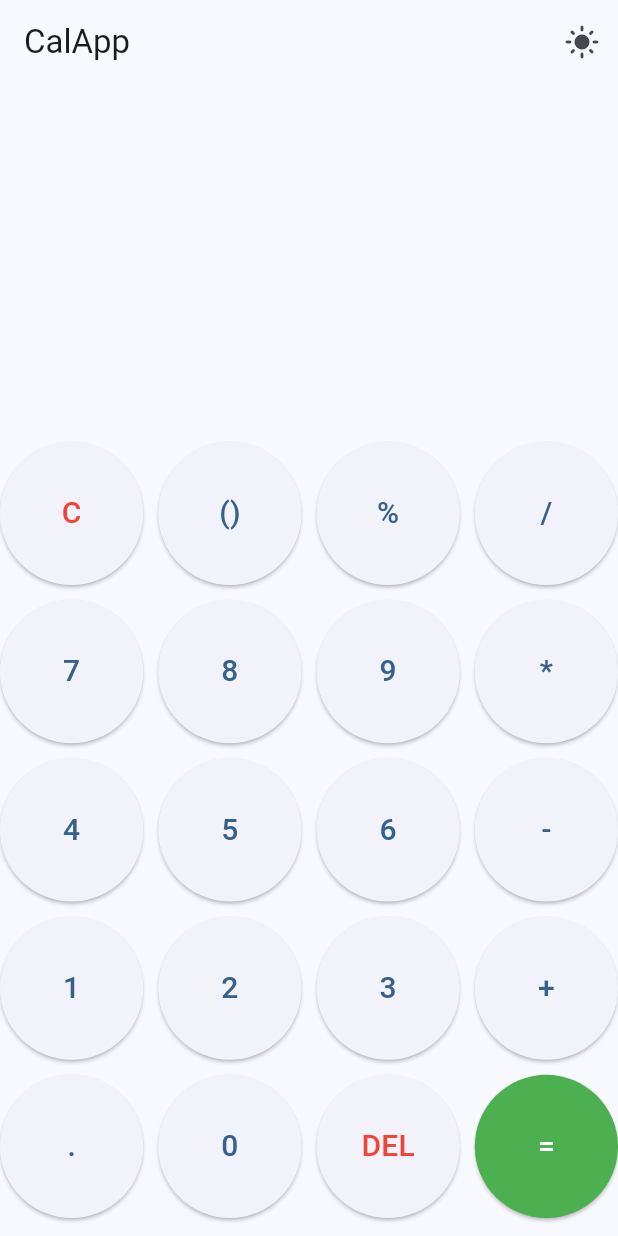
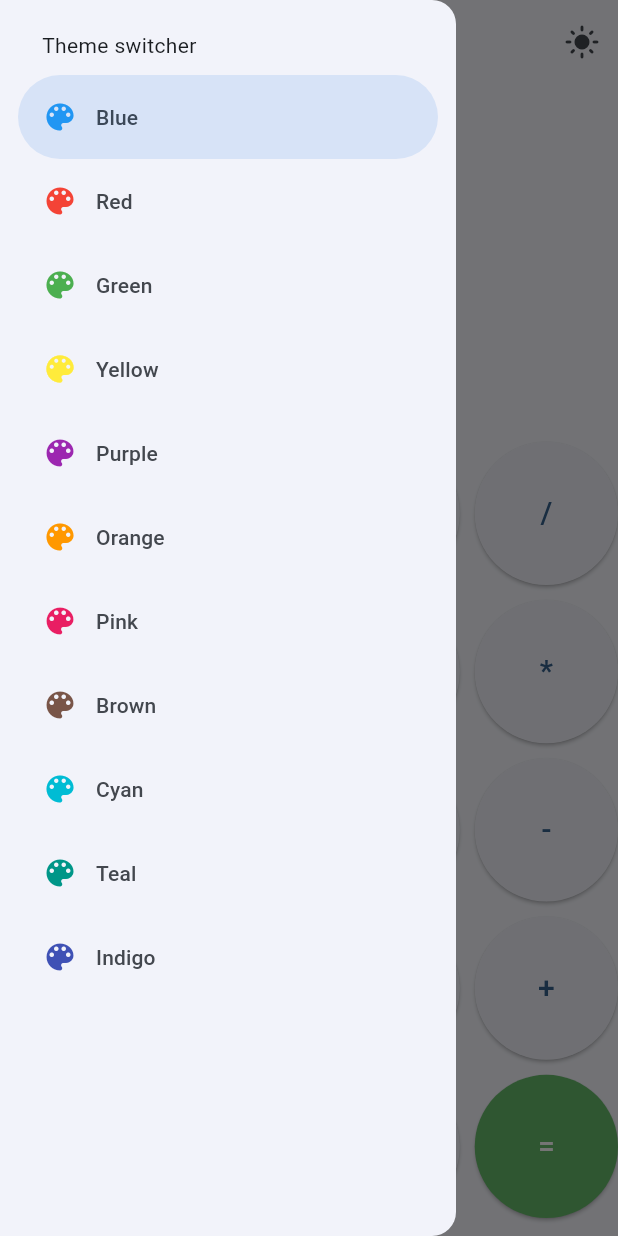
Before and after one commit to RchrdAriza/CalApp, a Flutter app: the screen it shows after launch, with the side drawer open (before the commit the screen has no drawer), on a phone screen of 412 x 824 dp. Run offline on Flutter 3.47's test engine with Material 3 defaults, Android fonts, the phone set to English and light mode, and no system bars; our stand-ins replace flutter_riverpod; missing offline and left inert: dart_eval.

Commit message:
add sidemenu

```diff
--- a/lib/config/providers/app_themes_provider.dart
+++ b/lib/config/providers/app_themes_provider.dart
@@ -19,7 +19,7 @@ class ThemeNotifier extends StateNotifier<AppTheme> {
     state = state.copyWith(isDarkMode: !state.isDarkMode);
   }
 
-  // void changeColor(int index) {
-  //   state = state.copyWith(selectedColor: index);
-  // }
+  void changeColor(int index) {
+    state = state.copyWith(selectedColor: index);
+  }
 }
--- a/lib/config/themes/app_themes.dart
+++ b/lib/config/themes/app_themes.dart
@@ -1,4 +1,5 @@
 import 'package:flutter/material.dart';
+// import 'package:shared_preferences/shared_preferences.dart';
 
 const colorList = [
   Colors.blue,
@@ -7,6 +8,11 @@ const colorList = [
   Colors.yellow,
   Colors.purple,
   Colors.orange,
+  Colors.pink,
+  Colors.brown,
+  Colors.cyan,
+  Colors.teal,
+  Colors.indigo,
 ];
 
 class AppTheme {
--- a/lib/presentation/screens/main_screen.dart
+++ b/lib/presentation/screens/main_screen.dart
@@ -1,4 +1,5 @@
 import 'package:cal_app/config/providers/cal_value_provider.dart';
+import 'package:cal_app/presentation/screens/sidemenu.dart';
 import 'package:flutter/material.dart';
 import 'package:flutter_riverpod/flutter_riverpod.dart';
 import 'package:cal_app/config/providers/app_themes_provider.dart';
@@ -11,9 +12,40 @@ class CalScreen extends ConsumerWidget {
   @override
   Widget build(BuildContext context, WidgetRef ref) {
     final isDarkTheme = ref.watch(themeNotifierProvider).isDarkMode;
-
     final valueCal = ref.watch(calValueProvider);
 
+    return Scaffold(
+      appBar: AppBar(
+        title: Text(
+          'CalApp',
+          style: Theme.of(context).textTheme.titleLarge,
+        ),
+        actions: [
+          IconButton(
+              onPressed: () {
+                ref.read(themeNotifierProvider.notifier).toggleDarkMode();
+              },
+              icon: isDarkTheme
+                  ? const Icon(Icons.dark_mode)
+                  : const Icon(Icons.light_mode)),
+        ],
+      ),
+      body: BodyApp(valueCal: valueCal),
+      drawer: const SideMenuCal(),
+    );
+  }
+}
+
+class BodyApp extends ConsumerWidget {
+  const BodyApp({
+    super.key,
+    required this.valueCal,
+  });
+
+  final String valueCal;
+
+  @override
+  Widget build(BuildContext context, WidgetRef ref) {
     final isParenthesesOpen = ref.watch(isParenthesesOpenProvider);
 
     void onPressed(String value) {
@@ -24,11 +56,18 @@ class CalScreen extends ConsumerWidget {
       } else if (value == '=') {
         valueCal.contains('/0')
             ? ref.read(calValueProvider.notifier).state = byZero
+            : valueCal.isEmpty
+                ? ref.read(calValueProvider.notifier).state = ''
                 : ref.read(calValueProvider.notifier).state =
                     eval(valueCal).toString();
       } else if (value == 'DEL') {
         ref.read(calValueProvider.notifier).state =
             valueCal.substring(0, valueCal.length - 1);
+        valueCal.endsWith('(')
+            ? ref.read(isParenthesesOpenProvider.notifier).state = false
+            : valueCal.endsWith(')')
+                ? ref.read(isParenthesesOpenProvider.notifier).state = true
+                : null;
       } else if (value == '()') {
         if (valueCal.isEmpty) {
           ref.read(calValueProvider.notifier).state += '(';
@@ -65,20 +104,7 @@ class CalScreen extends ConsumerWidget {
       }
     }
 
-    return Scaffold(
-        appBar: AppBar(
-          title: const Text('CalApp'),
-          actions: [
-            IconButton(
-                onPressed: () {
-                  ref.read(themeNotifierProvider.notifier).toggleDarkMode();
-                },
-                icon: isDarkTheme
-                    ? const Icon(Icons.dark_mode)
-                    : const Icon(Icons.light_mode)),
-          ],
-        ),
-        body: SafeArea(
+    return SafeArea(
         child: SizedBox(
             height: double.infinity,
             width: double.infinity,
@@ -119,7 +145,7 @@ class CalScreen extends ConsumerWidget {
                       ),
                     )),
               ],
-                ))));
+            )));
   }
 }
 
@@ -137,7 +163,7 @@ class _ButtonCal extends StatelessWidget {
     return ElevatedButton(
       style: value == '='
           ? ButtonStyle(
-              backgroundColor: MaterialStateProperty.all(Colors.green),
+              backgroundColor: MaterialStateProperty.all(Colors.green.shade400),
             )
           : null,
       onPressed: onPressed,
--- /dev/null
+++ b/lib/presentation/screens/sidemenu.dart
@@ -0,0 +1,66 @@
+import 'package:cal_app/config/providers/app_themes_provider.dart';
+import 'package:flutter/material.dart';
+import 'package:cal_app/config/themes/app_themes.dart';
+import 'package:flutter_riverpod/flutter_riverpod.dart';
+
+final colorListStr = [
+  "Blue",
+  "Red",
+  "Green",
+  "Yellow",
+  "Purple",
+  "Orange",
+  "Pink",
+  "Brown",
+  "Cyan",
+  "Teal",
+  "Indigo",
+];
+
+final navIndexSelectedProvider = StateProvider<int>((ref) => 0);
+
+class SideMenuCal extends ConsumerStatefulWidget {
+  const SideMenuCal({super.key});
+
+  @override
+  SideMenuCalState createState() => SideMenuCalState();
+}
+
+class SideMenuCalState extends ConsumerState<SideMenuCal> {
+  // int sideMenuIndex = 0;
+
+  @override
+  Widget build(BuildContext context) {
+    final hasNotch = MediaQuery.of(context).viewPadding.top > 35;
+
+    final sideMenuIndex = ref.watch(navIndexSelectedProvider);
+
+    // final selectedColor = ref.watch(themeNotifierProvider).selectedColor;
+
+    return NavigationDrawer(
+        selectedIndex: sideMenuIndex,
+        onDestinationSelected: (int index) {
+          setState(() {
+            // sideMenuIndex = index;
+            ref.read(navIndexSelectedProvider.notifier).state = index;
+            ref.read(themeNotifierProvider.notifier).changeColor(index);
+          });
+        },
+        children: [
+          Padding(
+            padding: EdgeInsets.fromLTRB(28, hasNotch ? 0 : 20, 16, 10),
+            child: const Text('Theme switcher'),
+          ),
+          ...colorListStr.asMap().entries.map((entry) {
+            final index = entry.key;
+            final color = entry.value;
+            return NavigationDrawerDestination(
+                icon: Icon(
+                  Icons.color_lens,
+                  color: colorList[index],
+                ),
+                label: Text(color));
+          })
+        ]);
+  }
+}
--- a/pubspec.yaml
+++ b/pubspec.yaml
@@ -39,6 +39,7 @@ dependencies:
   riverpod: ^2.5.1
   flutter_eval: ^0.7.5
   dart_eval: ^0.7.9
+  shared_preferences: ^2.2.2
 
 
 dev_dependencies:
```
Also changed, not shown: pubspec.lock, 2 other files. Lines whose indentation alone changed are shown as unchanged.
